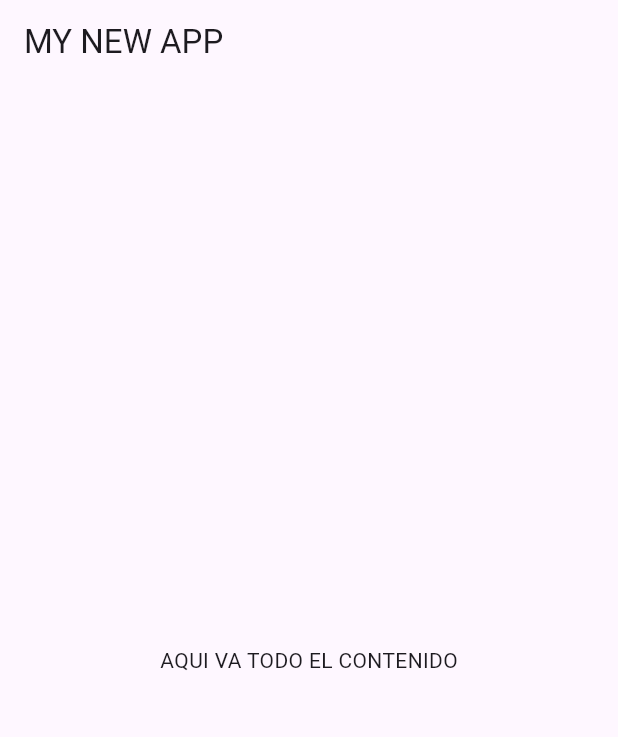
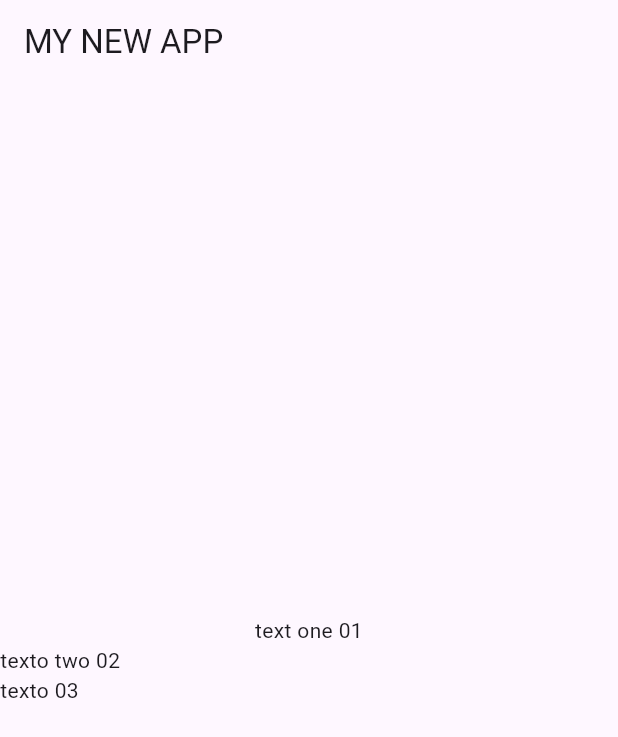
Before and after one commit to YakerHuertas26/Fluter, a Flutter app: the screen it shows after launch, on a phone screen of 412 x 824 dp. Shown: the top 737 px of the screen. Run offline on Flutter 3.47's test engine with Material 3 defaults, Android fonts, the phone set to English and light mode, and no system bars.

Commit message:
filas y columnas

```diff
--- a/lib/main.dart
+++ b/lib/main.dart
@@ -30,12 +30,27 @@ class _HomeState extends State<Home> {
   Widget build(BuildContext context) {
     // retornar la estructura del appMóvil
     return Scaffold(
-      appBar: AppBar(
-        title: Text('MY NEW APP '),
-      ),
-      body: Center(
-        child: Text('AQUI VA TODO EL CONTENIDO'),
-      ),
-    );
+        appBar: AppBar(
+          title: Text('MY NEW APP'),
+        ),
+        body: Column(
+          // alinear del contenido en su eje principal
+          mainAxisAlignment: MainAxisAlignment.center,
+          // alinea en su eje secundario
+          crossAxisAlignment: CrossAxisAlignment.start,
+          // definir el tamaño maximo y mínimo
+          mainAxisSize: MainAxisSize.max,
+
+          children: <Widget>[
+            Container(
+                width: MediaQuery.of(context).size.width,
+                child: Text(
+                  'text one 01',
+                  textAlign: TextAlign.center,
+                )),
+            Text('texto two 02'),
+            Text('texto 03')
+          ],
+        ));
   }
 }
```
